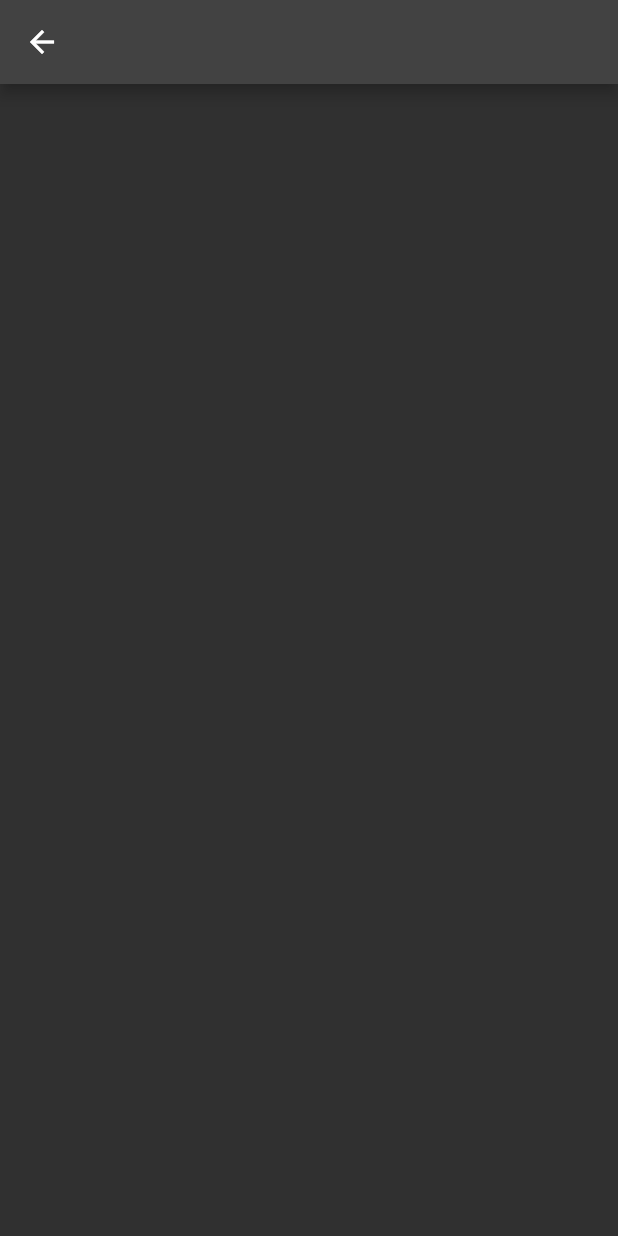
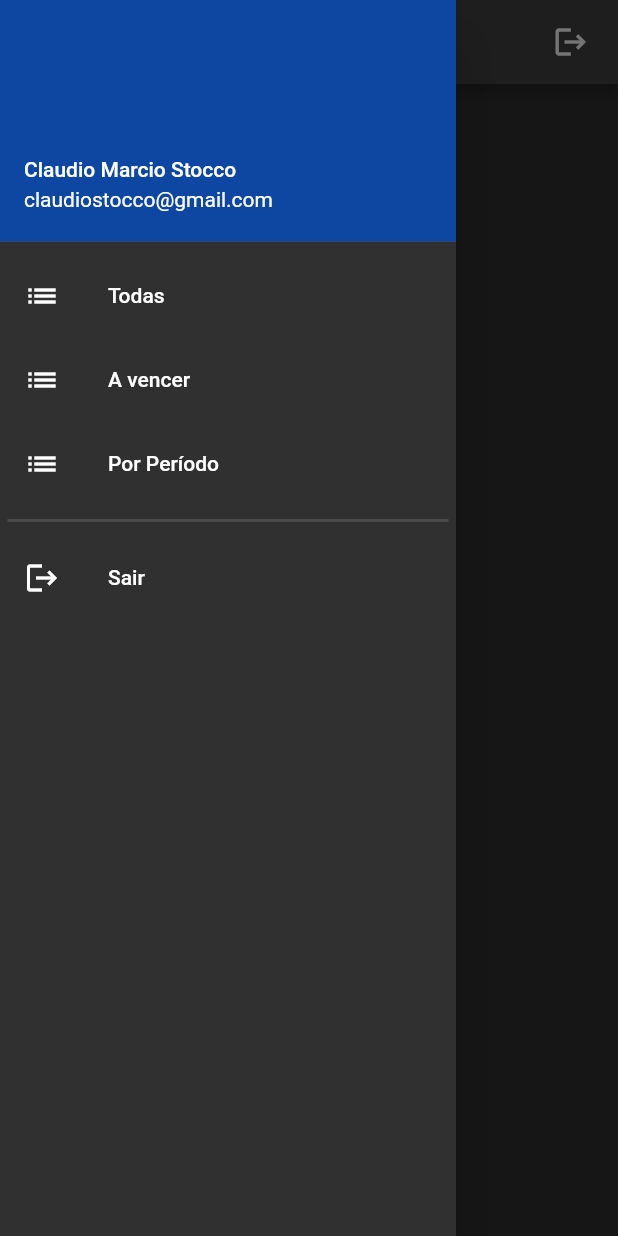
Before and after one commit to claudiostocco/my_bills, a Flutter app: the Home screen opened by its route, with the side drawer open (before the commit the screen has no drawer), on a phone screen of 412 x 824 dp. Run offline on Flutter 3.47's test engine with Material 2 defaults, Android fonts, the phone set to English and light mode, and no system bars.

Commit message:
Implementing Home page

```diff
--- a/lib/views/home.dart
+++ b/lib/views/home.dart
@@ -1,4 +1,6 @@
 import 'package:flutter/material.dart';
+
+import '../widgets/separator.dart';
 
 class Home extends StatefulWidget {
   const Home({Key? key}) : super(key: key);
@@ -7,12 +9,42 @@ class Home extends StatefulWidget {
   State<Home> createState() => _HomeState();
 }
 
+UserData user = const UserData('claudiostocco@gmail.com', 'Claudio Marcio Stocco',
+    userImage: 'https://avatars.githubusercontent.com/u/47143084?v=4');
+
 class _HomeState extends State<Home> {
+  void _logout() {
+    Navigator.pushReplacementNamed(context, '/');
+  }
+
+  Widget _drawer() {
+    return Column(
+      children: [
+        DrawerItem(userData: user),
+        DrawerItem(icon: Icons.list, title: 'Todas', onTap: () => {}),
+        DrawerItem(icon: Icons.list, title: 'A vencer', onTap: () => {}),
+        DrawerItem(icon: Icons.list, title: 'Por Período', onTap: () => {}),
+        const DrawerItem(separator: true),
+        DrawerItem(icon: Icons.logout, title: 'Sair', onTap: () => {_logout()}),
+      ],
+    );
+  }
+
   @override
   Widget build(BuildContext context) {
     return Scaffold(
+      drawer: Drawer(
+        child: _drawer(),
+      ),
       appBar: AppBar(
-        title: Text(''),
+        actions: [
+          IconButton(
+            padding: const EdgeInsets.only(right: 15),
+            onPressed: _logout,
+            icon: const Icon(Icons.logout),
+          ),
+        ],
+        title: Text('Minhas Contas'),
       ),
       body: Center(
         child: Column(
@@ -23,3 +55,48 @@ class _HomeState extends State<Home> {
     );
   }
 }
+
+class UserData {
+  const UserData(this.userEmail, this.userName, {this.userImage});
+
+  final String userName;
+  final String userEmail;
+  final String? userImage;
+}
+
+class DrawerItem extends StatelessWidget {
+  const DrawerItem({Key? key, this.title, this.icon, this.separator = false, this.onTap, this.userData})
+      : assert((title != null && icon != null && onTap != null) || separator || userData != null),
+        super(key: key);
+
+  final String? title;
+  final IconData? icon;
+  final bool separator;
+  final GestureTapCallback? onTap;
+  final UserData? userData;
+
+  @override
+  Widget build(BuildContext context) {
+    if (separator) {
+      return const LineSeparator(
+        thickness: 2,
+      );
+    } else if (userData != null) {
+      var userAccountsDrawerHeader = UserAccountsDrawerHeader(
+        accountEmail: Text(userData!.userEmail),
+        accountName: Text(userData!.userName),
+      );
+      // userAccountsDrawerHeader.currentAccountPicture.createElement(CircleAvatar(
+      //   backgroundImage: NetworkImage(userData!.userImage ?? ''),
+      // ));
+
+      return userAccountsDrawerHeader;
+    } else {
+      return ListTile(
+        leading: Icon(icon),
+        title: Text(title ?? ''),
+        onTap: onTap,
+      );
+    }
+  }
+}
```
